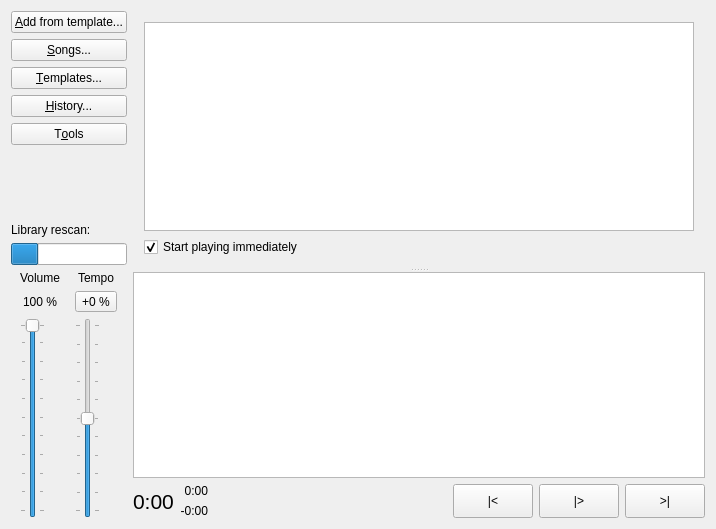
First picture: the form in PlayerWindow.ui, repository madmaxoft/SkauTan, before the edit.
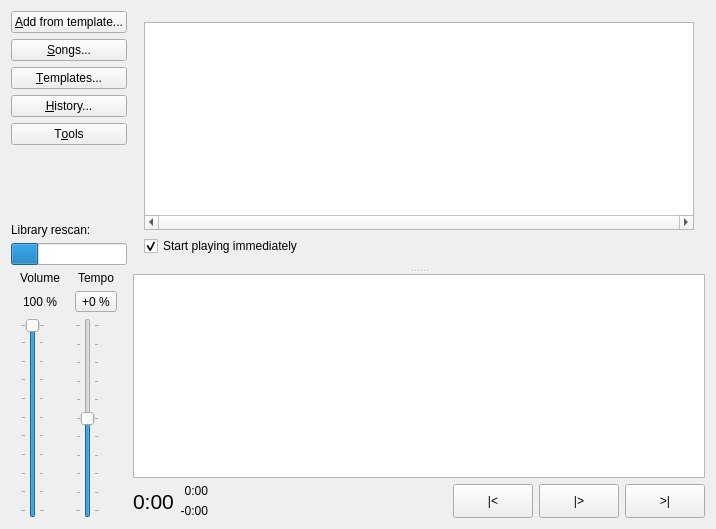
Second picture: the form after the edit. Custom widgets are drawn as their Qt base class.

Commit message: PlayerWindow: Save splitter position, make it visible.

The edit to the form file:
```diff
--- a/PlayerWindow.ui
+++ b/PlayerWindow.ui
@@ -200,7 +200,10 @@
         <property name="orientation">
          <enum>Qt::Vertical</enum>
         </property>
-        <widget class="QWidget" name="">
+        <property name="handleWidth">
+         <number>7</number>
+        </property>
+        <widget class="QWidget" name="layoutWidget">
          <layout class="QVBoxLayout" name="verticalLayout_2">
           <item>
            <widget class="QListWidget" name="lwQuickPlayer">
@@ -209,6 +212,12 @@
               <pointsize>20</pointsize>
              </font>
             </property>
+            <property name="verticalScrollBarPolicy">
+             <enum>Qt::ScrollBarAlwaysOff</enum>
+            </property>
+            <property name="horizontalScrollBarPolicy">
+             <enum>Qt::ScrollBarAlwaysOn</enum>
+            </property>
             <property name="autoScroll">
              <bool>false</bool>
             </property>
```
Left out of the diff: 3 changed lines with no effect on the pictures. The commit also changes 3 other files.
